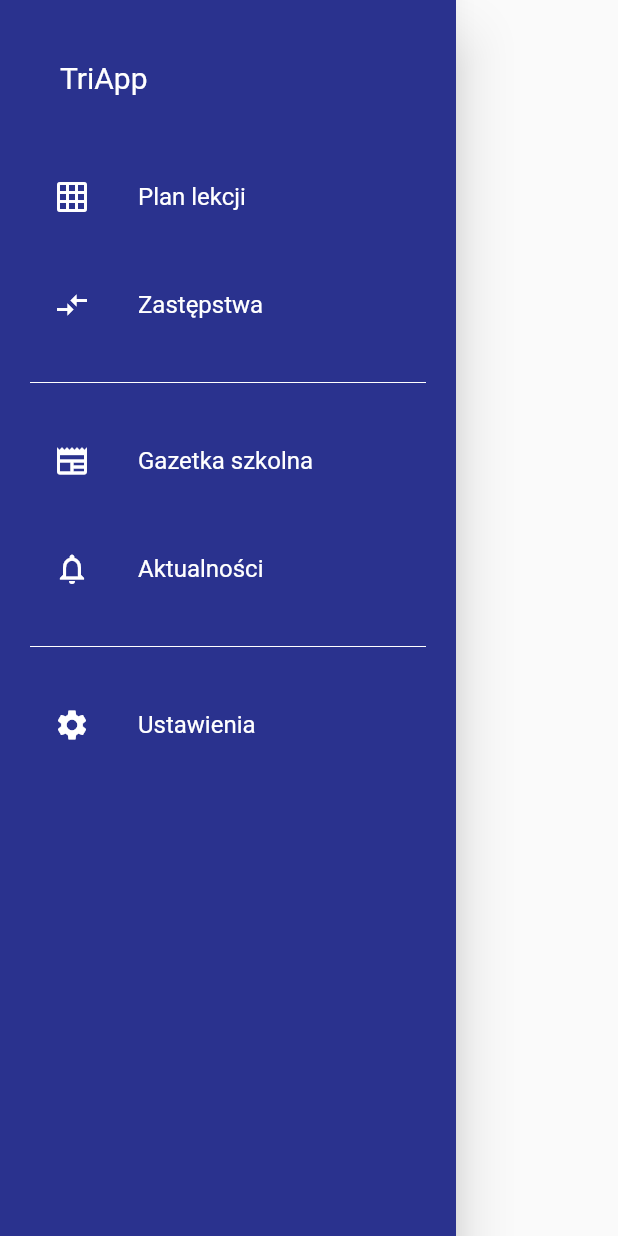
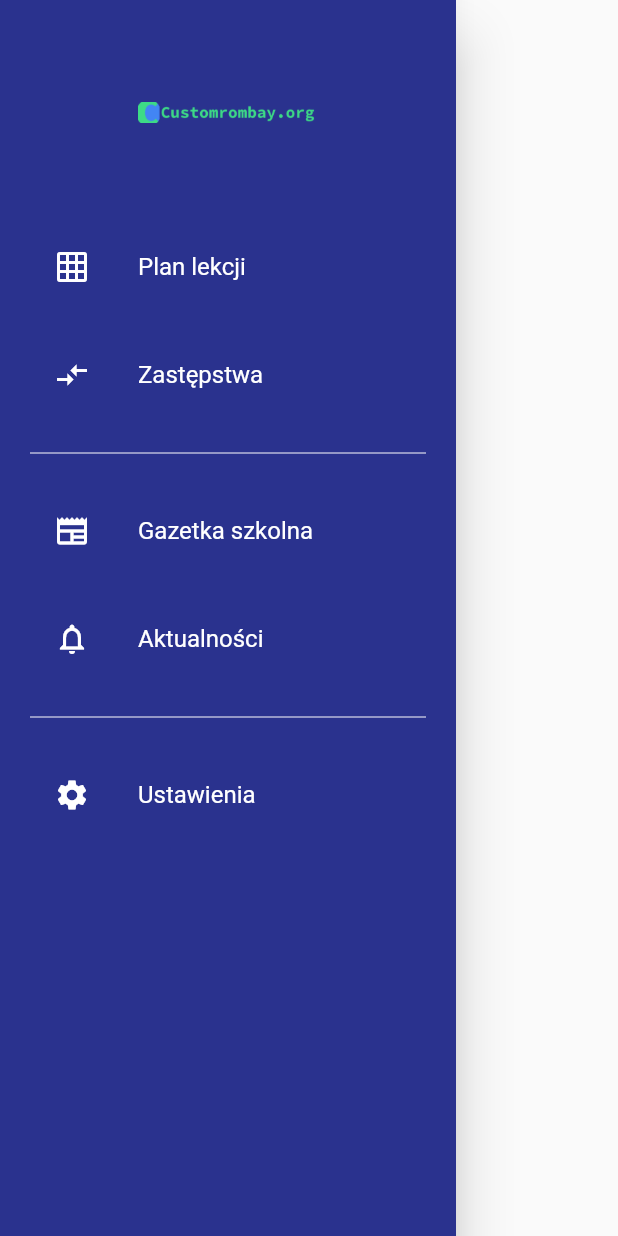
Before and after one commit to Customrombay/CustomRomApp, a Flutter app: the NavigationDrawerWidget widget shown alone on an empty page, opened directly, on a phone screen of 412 x 824 dp. Run offline on Flutter 3.47's test engine with Material 2 defaults, Android fonts, the phone set to English and light mode, and no system bars; our stand-ins replace device_info_plus; missing offline and left inert: system_info2.

Commit message:
Changed drawer header

```diff
--- a/lib/widgets/drawer.dart
+++ b/lib/widgets/drawer.dart
@@ -29,54 +29,28 @@ class _NavigationDrawerWidgetState extends State<NavigationDrawerWidget> {
         color: const Color(0xff2a328e),
         child: ListView(
           children: <Widget>[
-            buildHeader(
-              urlImage: 'https://www.lo3.gdynia.pl/wp-content/uploads/2021/01/logo.png',
-              name: 'TriApp',
+            InkWell(
+              child: Container(
+                padding: padding.add(const EdgeInsets.symmetric(vertical: 40)),
+                child: const Center(
+                  child:
+                    SizedBox(
+                      width: 120,
+                      height: 70,
+                      child: Image(
+                        image: AssetImage(
+                          "assets/banner.png"
+                        ),
+                      )
+                    ),
+                ),
+              ),
             ),
             Container(
               padding: padding,
               child: Column(
                 children: buildList()
               ),
-            ),
-          ],
-        ),
-      ),
-    );
-  }
-
-  Widget buildHeader({required String urlImage, required String name,}) {
-    return InkWell(
-      child: Container(
-        padding: padding.add(const EdgeInsets.symmetric(vertical: 40)),
-        child: Row(
-          children: [
-            // Container(
-            //   width: 120,
-            //   height: 70,
-            //   color: Colors.white,
-            //   // child: Image.network(
-            //   //   urlImage,
-            //   //   fit: BoxFit.cover,
-            //   // ),
-            //   child: CachedNetworkImage(
-            //     imageUrl: urlImage,
-            //     //fit: BoxFit.fitWidth,
-            //     height: 200,
-            //     width: 400,
-            //     placeholder: (context, url) => loadingPlaceHolder,
-            //     errorWidget: (context, url, error) => const Icon(Icons.error),
-            //   ),
-            // ),
-            SizedBox(width: 20),
-            Column(
-              crossAxisAlignment: CrossAxisAlignment.start,
-              children: [
-                Text(
-                  name,
-                  style: TextStyle(fontSize: 20, color: Colors.white),
-                ),
-              ],
             ),
           ],
         ),
--- a/pubspec.yaml
+++ b/pubspec.yaml
@@ -65,6 +65,9 @@ flutter:
   #   - images/a_dot_burr.jpeg
   #   - images/a_dot_ham.jpeg
 
+  assets:
+    - assets/
+
   # An image asset can refer to one or more resolution-specific "variants", see
   # https://flutter.dev/assets-and-images/#resolution-aware
 
```
Also changed, not shown: assets/banner.png (added).
